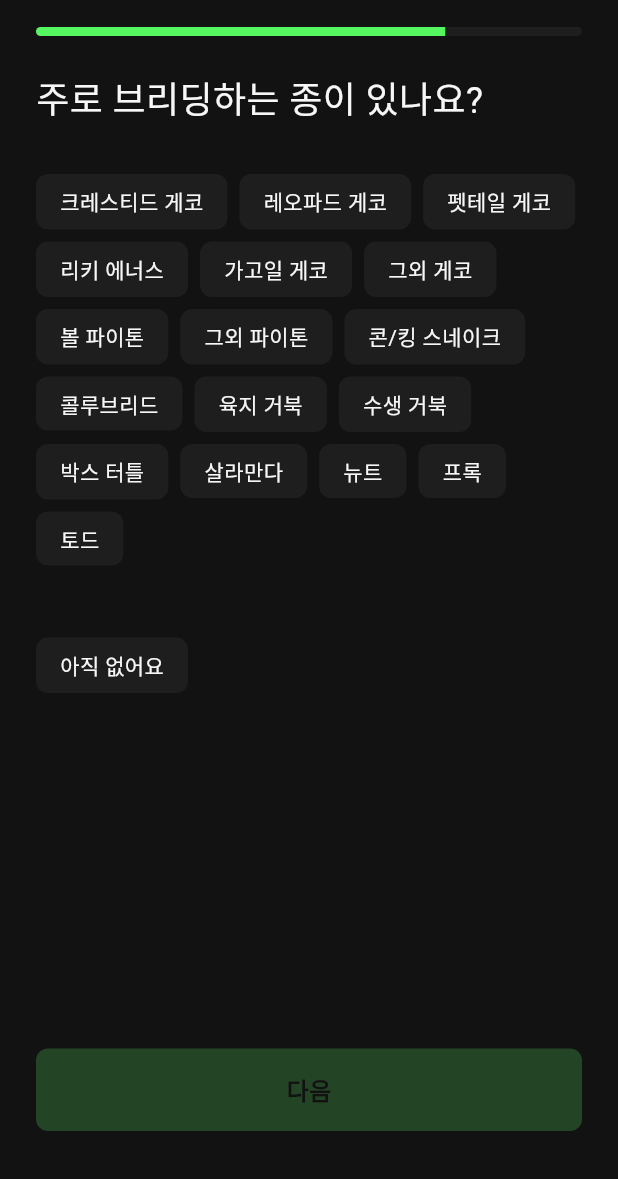
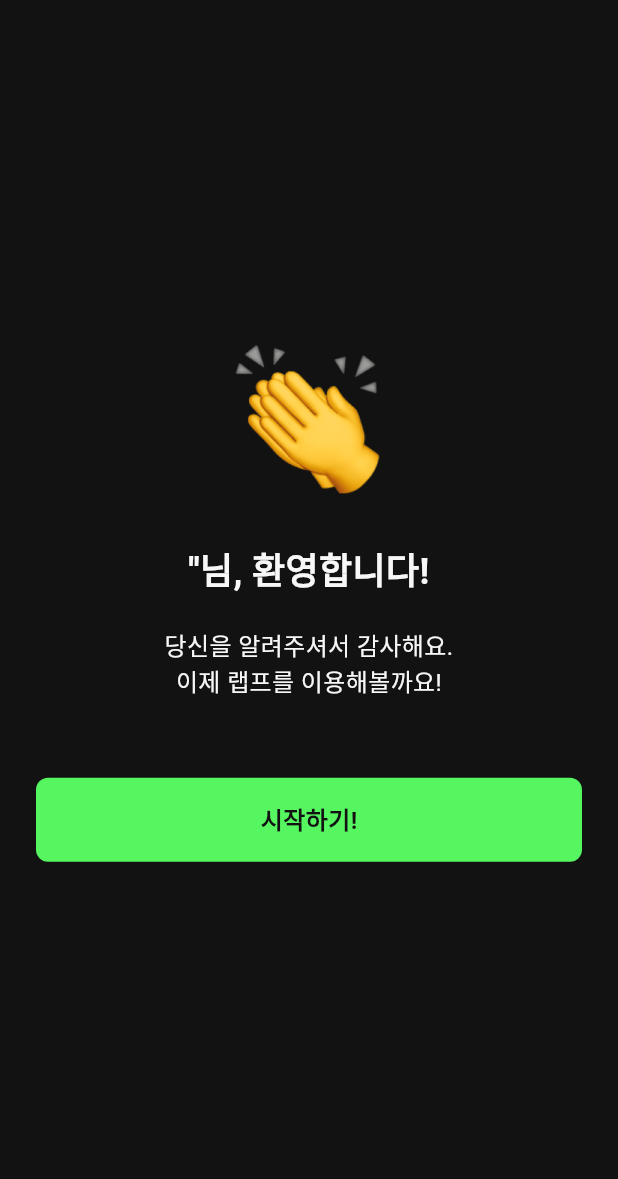
Before and after one commit to oobinkim/rep_f_Flutter, a Flutter app: the ProfileView screen opened by its route, swiped to page 3, on a phone screen of 412 x 824 dp, the part 57-1236 px from its top. Run offline on Flutter 3.47's test engine with Material 3 defaults, Android fonts, the phone set to English and light mode, and no system bars; our stand-ins replace cloud_firestore, firebase_auth, firebase_core; accounts and stored records are empty.

Commit message:
컴플리션 추가, 백버튼 삭제, 컴플리션 메인 타이틀 행간 조정

```diff
--- a/lib/views/profile_view/profile_steps.dart
+++ b/lib/views/profile_view/profile_steps.dart
@@ -2,3 +2,4 @@ export 'profile_view+business_number.dart';
 export 'profile_view+input_name.dart';
 export 'profile_view+purpose.dart';
 export 'profile_view+species_selection.dart';
+export 'profile_view+complition.dart';
--- /dev/null
+++ b/lib/views/profile_view/profile_view+complition.dart
@@ -0,0 +1,76 @@
+import 'package:flutter/material.dart';
+import 'package:provider/provider.dart';
+import '../../viewmodels/profile_viewmodel.dart';
+import '../../services/registration_services/profile_services.dart';
+import '../../share/app_color.dart';
+import '../../widgets/bar_button.dart';
+
+class CompletionStep extends StatelessWidget {
+  @override
+  Widget build(BuildContext context) {
+    final viewModel = Provider.of<ProfileViewModel>(context, listen: false);
+
+    return Scaffold(
+      backgroundColor: AppColors.black, // 배경색
+      body: Padding(
+        padding: const EdgeInsets.symmetric(horizontal: 24.0),
+        child: Column(
+          mainAxisAlignment: MainAxisAlignment.center,
+          crossAxisAlignment: CrossAxisAlignment.center,
+          children: [
+            // 이모지
+            Image.asset(
+              'assets/clap.png', // PNG 이미지 경로
+              width: 100, // 이미지 너비
+              height: 100, // 이미지 높이
+            ),
+            SizedBox(height: 37),
+            // 메인 텍스트
+            Text(
+              viewModel.selectedPurpose == "브리더/업체"
+                  ? "'${viewModel.NickName}'님은 \n'${viewModel.selectedSpecies}' 전문\n '브리더/업체'네요!"
+                  : "'${viewModel.personalName}'님, 환영합니다!",
+              style: TextStyle(
+                color: AppColors.white,
+                fontSize: 24,
+                height: 1.1,
+                fontWeight: FontWeight.bold,
+              ),
+              textAlign: TextAlign.center,
+            ),
+            SizedBox(height: 24),
+
+            // 서브 텍스트
+            Text(
+              "당신을 알려주셔서 감사해요.\n이제 랩프를 이용해볼까요!",
+              style: TextStyle(
+                color: AppColors.white,
+                fontSize: 16,
+              ),
+              textAlign: TextAlign.center,
+            ),
+            SizedBox(height: 52),
+
+            // 시작하기 버튼 (BarButton)
+            BarButton(
+              text: "시작하기!",
+              isEnabled: true, // 버튼 항상 활성화
+              onPressed: () async {
+                try {
+                  await ProfileService().saveProfile(viewModel); // 프로필 저장
+                  Navigator.pushReplacementNamed(context, "/home"); // 메인 화면으로 이동
+                } catch (e) {
+                  print("데이터 저장 중 오류 발생: $e");
+                }
+              },
+              enabledColor: AppColors.lightGreen,
+              disabledColor: AppColors.darkGreen,
+              enabledTextColor: AppColors.black,
+              disabledTextColor: AppColors.black,
+            ),
+          ],
+        ),
+      ),
+    );
+  }
+}
--- a/lib/views/profile_view/profile_view.dart
+++ b/lib/views/profile_view/profile_view.dart
@@ -11,20 +11,29 @@ class ProfileView extends StatelessWidget {
       create: (_) => ProfileViewModel(),
       child: Consumer<ProfileViewModel>(
         builder: (context, viewModel, child) {
+          // 동적으로 PageView의 children 생성
+          final pages = [
+            ProfilePurpose(),
+            if (viewModel.selectedPurpose == "브리더/업체") BusinessNumberStep(),
+            InputNameStep(),
+            if (viewModel.selectedPurpose == "브리더/업체") SpeciesSelectionStep(),
+            CompletionStep(),
+          ];
+
           return Scaffold(
             appBar: AppBar(
               backgroundColor: AppColors.black,
               elevation: 0,
-              leading: viewModel.currentStep > 0
+              leading: (viewModel.currentStep > 0 && viewModel.currentStep != pages.length - 1)
                   ? IconButton(
                 icon: Icon(Icons.arrow_back, color: AppColors.white),
                 onPressed: () {
                   viewModel.previousStep();
                 },
               )
-                  : null,
+                  : null, // CompletionStep에서는 leading 제거
               actions: [
-                if (viewModel.currentStep != 3) // 마지막 단계가 아닐 때
+                if (viewModel.currentStep != pages.length - 1) // 마지막 단계가 아닐 때
                   TextButton(
                     onPressed: () {
                       print("건너뛰기 눌림");
@@ -40,12 +49,7 @@ class ProfileView extends StatelessWidget {
             body: PageView(
               controller: viewModel.pageController,
               physics: NeverScrollableScrollPhysics(), // 스와이프로 이동 금지
-              children: [
-                ProfilePurpose(),
-                if (viewModel.selectedPurpose == "브리더/업체") BusinessNumberStep(),
-                InputNameStep(),
-                SpeciesSelectionStep(),
-              ],
+              children: pages,
             ),
           );
         },
--- a/lib/views/registration_view/registration_view+completion.dart
+++ b/lib/views/registration_view/registration_view+completion.dart
@@ -58,7 +58,6 @@ class Completion extends StatelessWidget {
                   // Firestore에 기본 데이터 저장
                   await viewModel.register(uid);
 
-                  // TODO: 성공 후 프로필 설정 화면으로 이동
                    Navigator.pushReplacementNamed(context, '/profile');
                 } else {
                   throw Exception("UID 생성 실패");
--- a/pubspec.yaml
+++ b/pubspec.yaml
@@ -60,6 +60,7 @@ flutter:
   assets:
     - assets/logo.png
     - assets/party_popper.png
+    - assets/clap.png
 
   # To add assets to your application, add an assets section, like this:
   # assets:
```
Also changed, not shown: lib/services/registration_services/profile_services.dart (added, +47 -0 lines), assets/clap.png (added), lib/services/registration_services/user_services.dart (renamed from lib/services/user_services/user_services.dart).
